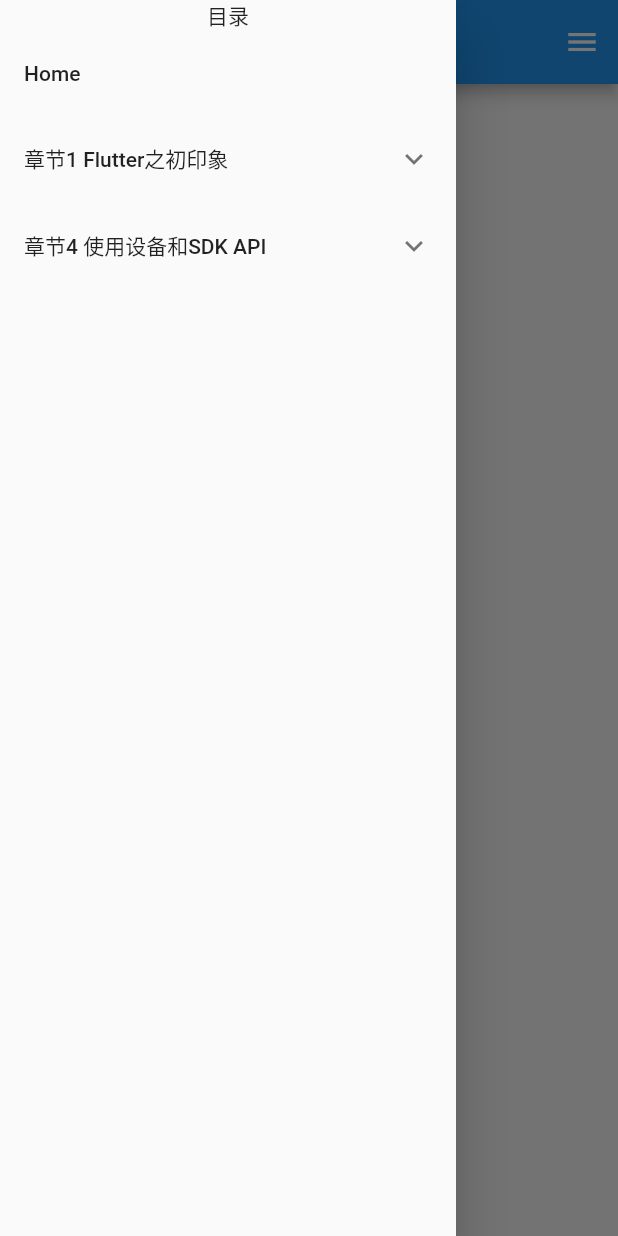
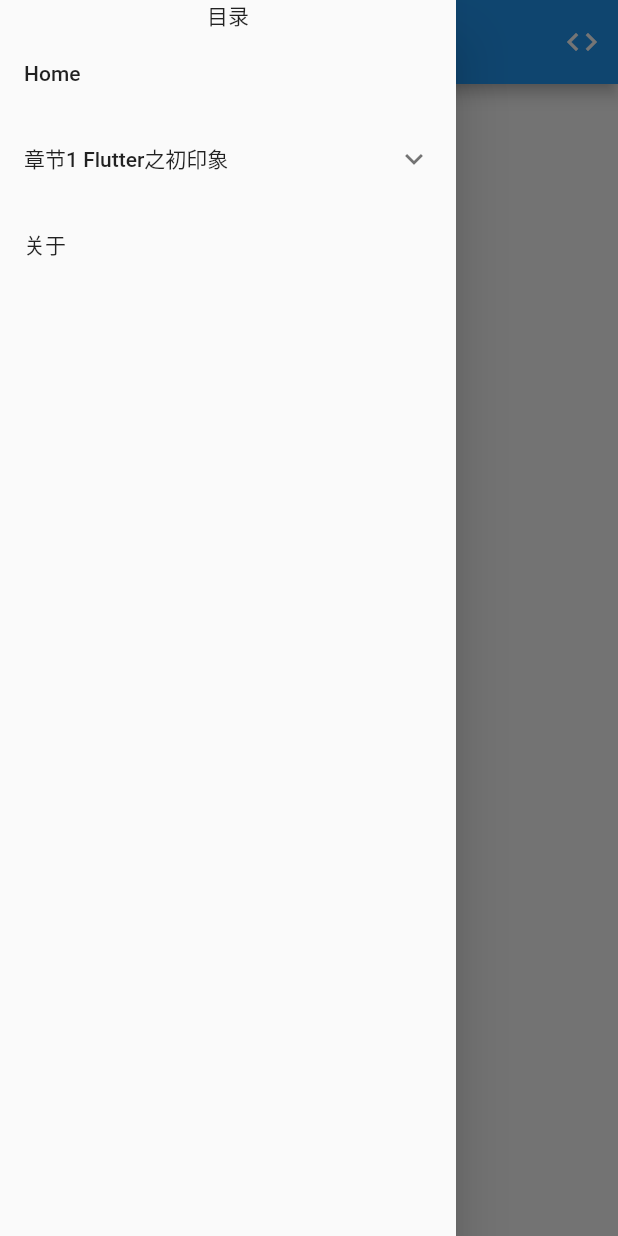
Before and after one commit to felixyin/codes_flutter, a Flutter app: the HelloFlutterPage screen opened by its route, with the side drawer open, on a phone screen of 412 x 824 dp. Run offline on Flutter 3.47's test engine with Material 2 defaults, Android fonts, the phone set to English and light mode, and no system bars; missing offline and left inert: flutter_webview_plugin.

Commit message:
tag v0.1

````diff
--- a/lib/01Flutter之初印象/01hello_flutter.dart
+++ b/lib/01Flutter之初印象/01hello_flutter.dart
@@ -1,6 +1,5 @@
 import 'package:flutter/material.dart';
-import '../category.dart';
-import '../source.dart';
+import '../my_scaffold.dart';
 
 class HelloFlutterPage extends StatefulWidget {
   static final routeName = '/HelloFlutterPage';
@@ -10,12 +9,13 @@ class HelloFlutterPage extends StatefulWidget {
 class _HelloFlutterPageState extends State<HelloFlutterPage> {
   @override
   Widget build(BuildContext context) {
-    return Scaffold(
+    return  MyScaffold(
+      context: context,
+      sourceCodePath: '01Flutter%E4%B9%8B%E5%88%9D%E5%8D%B0%E8%B1%A1/01hello_flutter.dart',
       appBar: AppBar(
-        title: Text('Hello Flutter'),
+        title: Text('HelloFlutter1'),
+        actions: <Widget>[],
       ),
-      drawer: CategoryDrawer.getInstance(),
-      endDrawer: SourceDrawer.getInstance(),
       body: Container(
         padding: EdgeInsets.all(32.0),
         child: Center(
--- /dev/null
+++ b/lib/01Flutter之初印象/test_material_app.dart
@@ -0,0 +1,39 @@
+import 'package:flutter/material.dart';
+import '../my_scaffold.dart';
+import '../category.dart';
+
+class TestMaterialAppPage extends StatefulWidget {
+  static final routeName = '/TestMaterialAppPage';
+  _TestMaterialAppPageState createState() => _TestMaterialAppPageState();
+}
+
+class _TestMaterialAppPageState extends State<TestMaterialAppPage> {
+  @override
+  Widget build(BuildContext context) {
+    return MaterialApp(
+      theme: ThemeData.dark(),
+      routes: routeMap,
+      home: MyScaffold(
+        context: context,
+        sourceCodePath: '01Flutter%E4%B9%8B%E5%88%9D%E5%8D%B0%E8%B1%A1/test_material_app.dart.dart',
+        appBar: AppBar(
+          title: Text('Test APP....'),
+          actions: <Widget>[
+            IconButton(
+              icon: Icon(Icons.arrow_back),
+              onPressed: () => Navigator.pop(context),
+            )
+          ],
+        ),
+        body: Container(
+          padding: EdgeInsets.all(32.0),
+          child: Center(
+            child: Column(
+              children: <Widget>[Text('Test APP.')],
+            ),
+          ),
+        ),
+      ),
+    );
+  }
+}
--- a/lib/category.dart
+++ b/lib/category.dart
@@ -1,68 +1,55 @@
 import 'package:flutter/material.dart';
 import 'home.dart';
 import '01Flutter之初印象/01hello_flutter.dart';
-import '01Flutter之初印象/01hello_flutter2.dart';
+import '01Flutter之初印象/test_material_app.dart';
 
-final routeMap = <String, WidgetBuilder>{
-  MyHomePage.routerName: (context) => MyHomePage(title: 'Home'),
-  HelloFlutterPage.routeName: (context) => HelloFlutterPage(),
-  HelloFlutterPage2.routeName: (context) => HelloFlutterPage2(),
-};
+///
+/// * 每新讲一课，新的菜单在这里配置：
+///
+final List<CategoryModel> _cmList = <CategoryModel>[
+  CategoryModel(
+    'Home',
+    routeName: MyHomePage.routeName,
+    routeValue: (context) => MyHomePage(title: 'Home'),
+  ),
+  CategoryModel('章节1 Flutter之初印象', items: [
+    CategoryModel(
+      'HelloFlutterPage',
+      routeName: HelloFlutterPage.routeName,
+      routeValue: (context) => HelloFlutterPage(),
+    ),
+    CategoryModel(
+      'TestMaterialAppPage(可返回)',
+      routeName: TestMaterialAppPage.routeName,
+      routeValue: (context) => TestMaterialAppPage(),
+      isAllowBack: true,
+    ),
+  ]),
+];
 
-class CategoryDrawer extends StatelessWidget {
-  bool _ze01 = false;
-  bool _ze02 = false;
+Map<String, WidgetBuilder> convertCategoryModelToRouteEntry(List<CategoryModel> items) {
+  final _routeMap = <String, WidgetBuilder>{};
+  for (var cm in items) {
+    if (cm.items != null && cm.items.length > 0) {
+      final routeMap2 = convertCategoryModelToRouteEntry(cm.items);
+      _routeMap.addAll(routeMap2);
+    } else {
+      _routeMap[cm.routeName] = cm.routeValue;
+    }
+  }
+  return _routeMap;
+}
+
+/// * 导出 routeMap给 MaterialApp.route 属性使用
+/// * 参考 [MyApp] 16行
+final routeMap = convertCategoryModelToRouteEntry(_cmList);
+
+class CategoryDrawer extends StatefulWidget {
+  String _title;
 
   @override
-  Widget build(BuildContext context) {
-    print('---------');
-
-    final z02 = ExpansionTile(
-      title: Text('章节4 使用设备和SDK API'),
-      initiallyExpanded: _ze02,
-      onExpansionChanged: (b) => _ze02 = b,
-      children: <Widget>[
-        _buildExampleMenu(context, 'testFlutter2', HelloFlutterPage2.routeName),
-      ],
-    );
-
-    final z01 = ExpansionTile(
-      title: Text('章节1 Flutter之初印象'),
-      initiallyExpanded: _ze01,
-      onExpansionChanged: (b) => _ze01 = b,
-      children: <Widget>[
-        _buildExampleMenu(context, 'Hello Flutter', HelloFlutterPage.routeName),
-      ],
-    );
-
-    return Drawer(
-      child: Column(
-        children: <Widget>[
-          Container(
-            child: Text('目录'),
-          ),
-          ListTile(
-            title: Text('Home'),
-            onTap: () {
-              // Navigator.pop(context);
-              Navigator.pushReplacementNamed(context, MyHomePage.routerName);
-            },
-          ),
-          z01,
-          z02,
-        ],
-      ),
-    );
-  }
-
-  ListTile _buildExampleMenu(BuildContext context, String title, String routeName) {
-    return ListTile(
-      title: Text(title),
-      onTap: () {
-        // Navigator.pop(context);
-        Navigator.pushReplacementNamed(context, routeName);
-      },
-    );
+  _CategoryDrawerState createState() {
+    return _CategoryDrawerState();
   }
 
   static CategoryDrawer _self;
@@ -74,3 +61,93 @@ class CategoryDrawer extends StatelessWidget {
   }
   CategoryDrawer._internal();
 }
+
+class _CategoryDrawerState extends State<CategoryDrawer> {
+  Widget convertCategoryModelToWidget(CategoryModel cm) {
+    if (cm.items != null && cm.items.length > 0) {
+      return ExpansionTile(
+        title: Text(cm.title),
+        initiallyExpanded: cm.isClicked,
+        onExpansionChanged: (b) => cm.isClicked = b,
+        children: cm.items.map(convertCategoryModelToWidget).toList(),
+      );
+    } else {
+      return _buildMenu(context, cm);
+    }
+  }
+
+  Widget _buildMenu(BuildContext context, CategoryModel cm) {
+    return Container(
+      color: widget._title == cm.title ? Colors.blueAccent : null,
+      child: ListTile(
+        title: Text(cm.title),
+        onTap: () {
+          widget._title = cm.title;
+          if (cm.isAllowBack) {
+            Navigator.pop(context);
+            Navigator.pushNamed(context, cm.routeName);
+          } else {
+            Navigator.pushReplacementNamed(context, cm.routeName);
+          }
+        },
+      ),
+    );
+  }
+
+  @override
+  Widget build(BuildContext context) {
+    print('---------');
+
+    final about = ListTile(
+      title: Text('关于'),
+      onTap: () {
+        showAboutDialog(
+          applicationName: 'Flutter从入门到精通',
+          children: <Widget>[
+            Text('公司：青岛前途软件技术有限公司'),
+            Text('讲师：尹彬'),
+            Text('QQ：1052921694'),
+            Text('微信：felixyin'),
+            Text('电话：15965585803'),
+          ],
+          context: context,
+        );
+      },
+    );
+
+    final children = <Widget>[
+      Container(
+        child: Text('目录'),
+      ),
+    ];
+    // 将配置的菜单树对象转换为折叠菜单Widget
+    children.addAll(_cmList.map(convertCategoryModelToWidget).toList());
+    children.add(about);
+
+    return Drawer(
+      child: Column(
+        children: children,
+      ),
+    );
+  }
+}
+
+///
+/// * 菜单模型，代表一个菜单
+class CategoryModel {
+  CategoryModel(
+    this.title, {
+    this.routeName,
+    this.items,
+    this.isClicked = false,
+    this.isAllowBack = false,
+    this.routeValue,
+  });
+
+  bool isClicked;
+  bool isAllowBack;
+  final List<CategoryModel> items;
+  final String routeName;
+  final String title;
+  final WidgetBuilder routeValue;
+}
--- a/lib/main.dart
+++ b/lib/main.dart
@@ -5,15 +5,19 @@ import 'category.dart';
 void main() => runApp(MyApp());
 
 class MyApp extends StatelessWidget {
+
+
+  int _lastClickTime = 0;
   @override
   Widget build(BuildContext context) {
     return MaterialApp(
-      title: 'Codes Flutter',
-      theme: ThemeData(
-        primarySwatch: Colors.blue,
-      ),
-      home: MyHomePage(title: 'Home'),
-      routes: routeMap,
+        title: 'Codes Flutter',
+        theme: ThemeData(
+          primarySwatch: Colors.blue,
+        ),
+        home:  MyHomePage(title: 'Home'),
+        routes: routeMap,
+
     );
   }
 }
--- /dev/null
+++ b/lib/my_scaffold.dart
@@ -0,0 +1,149 @@
+import 'package:flutter/material.dart';
+import 'package:flutter_webview_plugin/flutter_webview_plugin.dart';
+import 'category.dart';
+
+///
+///  在Scaffold基础上增加了，查看源码的按钮和课时切换菜单（菜单在Drawer面板中）
+///
+/// ```dart
+///  MyScaffold(
+///     context: context,
+///     sourceCodePath: '01Flutter%E4%B9%8B%E5%88%9D%E5%8D%B0%E8%B1%A1/01hello_flutter.dart',
+///     appBar: AppBar(
+///       title: Text(widget.title),
+///       actions: <Widget>[],
+///     ),
+///     body: Center(
+///       child: Column(
+///         mainAxisAlignment: MainAxisAlignment.center,
+///         children: <Widget>[
+///           Text(
+///             'You have pushed the button this many times:',
+///           ),
+///           Text(
+///             '$_counter',
+///             style: Theme.of(context).textTheme.display1,
+///           ),
+///         ],
+///       ),
+///     ),
+///     floatingActionButton: FloatingActionButton(
+///       onPressed: _incrementCounter,
+///       tooltip: 'Increment',
+///       child: Icon(Icons.add),
+///     ),
+///   );
+/// }
+/// ```
+///
+class MyScaffold extends Scaffold {
+  //// Creates a visual scaffold for material design widgets.
+  MyScaffold({
+    Key key,
+    this.context,
+    this.sourceCodePath,
+    this.appBar,
+    this.body,
+    this.floatingActionButton,
+    this.floatingActionButtonLocation,
+    this.floatingActionButtonAnimator,
+    this.persistentFooterButtons,
+    this.drawer,
+    this.endDrawer,
+    this.bottomNavigationBar,
+    this.bottomSheet,
+    this.backgroundColor,
+    this.resizeToAvoidBottomPadding = true,
+    this.primary = true,
+  })  : assert(primary != null),
+        assert(appBar != null),
+
+        /// assert(drawer == null),
+        assert(context != null),
+        assert(sourceCodePath != null),
+        super() {
+    this.drawer = CategoryDrawer.getInstance();
+    if (appBar is AppBar) {
+      final ab = appBar as AppBar;
+      assert(ab.actions != null);
+      ab.actions.add(IconButton(
+        icon: Icon(Icons.code),
+        onPressed: () {
+          Route<Object> route = MaterialPageRoute(builder: (BuildContext context) {
+            String codeUrl =
+                'https://github.com/felixyin/codes_flutter/blob/master/lib/$sourceCodePath';
+            return WebviewScaffold(
+              url: codeUrl,
+              appBar: new AppBar(
+                title: new Text("Source Code"),
+                actions: <Widget>[],
+              ),
+              withZoom: true,
+              withLocalStorage: true,
+              hidden: true,
+              initialChild: Container(
+                color: Colors.redAccent,
+                child: const Center(
+                  child: Text('Waiting.....'),
+                ),
+              ),
+            );
+          });
+          Navigator.push(context, route);
+        },
+      ));
+    }
+    this.body = WillPopScope(onWillPop: () => _onWillPop(context), child: this.body);
+  }
+
+  Future<bool> _onWillPop(BuildContext context) {
+    return showDialog(
+          context: context,
+          builder: (context) => new AlertDialog(
+                title: new Text('提示'),
+                content: new Text('您确认要关闭应用？'),
+                actions: <Widget>[
+                  new FlatButton(
+                    onPressed: () => Navigator.of(context).pop(false),
+                    child: new Text('取消'),
+                  ),
+                  new FlatButton(
+                    onPressed: () => Navigator.of(context).pop(true),
+                    child: new Text('确定'),
+                  ),
+                ],
+              ),
+        ) ??
+        false;
+  }
+
+  final BuildContext context;
+
+  final String sourceCodePath;
+
+  final PreferredSizeWidget appBar;
+
+  Widget body;
+
+  final Widget floatingActionButton;
+
+  final FloatingActionButtonLocation floatingActionButtonLocation;
+
+  final FloatingActionButtonAnimator floatingActionButtonAnimator;
+
+  final List<Widget> persistentFooterButtons;
+
+  Widget drawer;
+
+  final Widget endDrawer;
+
+  final Color backgroundColor;
+
+  final Widget bottomNavigationBar;
+
+  final Widget bottomSheet;
+
+  final bool resizeToAvoidBottomPadding;
+
+  final bool primary;
+}
--- a/pubspec.yaml
+++ b/pubspec.yaml
@@ -19,6 +19,7 @@ dependencies:
   # The following adds the Cupertino Icons font to your application.
   # Use with the CupertinoIcons class for iOS style icons.
   cupertino_icons: ^0.1.2
+  flutter_webview_plugin: ^0.3.0+2
 
 dev_dependencies:
   flutter_test:
````
Also changed, not shown: lib/01Flutter之初印象/01hello_flutter2.dart (deleted, +0 -29 lines), lib/home.dart (+6 -6 lines), lib/source.dart (deleted, +0 -71 lines), 3 other files.
